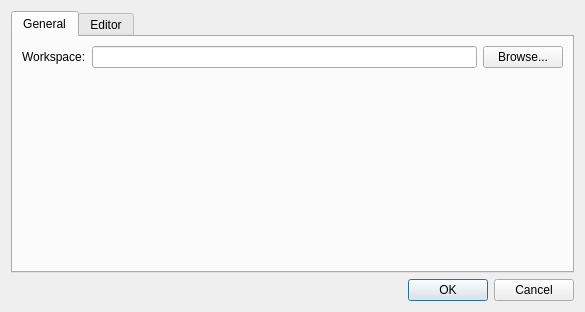
First picture: the form in mcbuilder/trunk/layouts/preferences.ui, repository makingthings/makecontroller, before the edit.
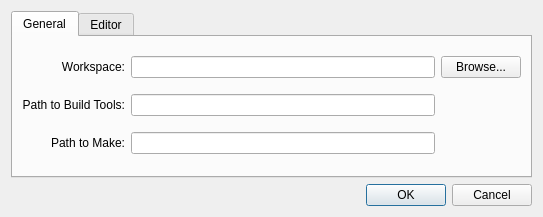
Second picture: the form after the edit.

Commit message: - change build process to use make (requires make to be installed at the moment) - change name: serial monitor to USB monitor - add save prompt before shutting down/building

```diff
--- a/mcbuilder/trunk/layouts/preferences.ui
+++ b/mcbuilder/trunk/layouts/preferences.ui
@@ -5,8 +5,8 @@
    <rect>
     <x>0</x>
     <y>0</y>
-    <width>585</width>
-    <height>312</height>
+    <width>543</width>
+    <height>217</height>
    </rect>
   </property>
   <property name="windowTitle" >
@@ -38,24 +38,14 @@
          <property name="text" >
           <string>Workspace:</string>
          </property>
+         <property name="alignment" >
+          <set>Qt::AlignRight|Qt::AlignTrailing|Qt::AlignVCenter</set>
+         </property>
          <property name="buddy" >
           <cstring>workspaceEdit</cstring>
          </property>
         </widget>
        </item>
-       <item row="1" column="1" >
-        <spacer>
-         <property name="orientation" >
-          <enum>Qt::Vertical</enum>
-         </property>
-         <property name="sizeHint" >
-          <size>
-           <width>20</width>
-           <height>40</height>
-          </size>
-         </property>
-        </spacer>
-       </item>
        <item row="0" column="2" >
         <widget class="QPushButton" name="browseWorkspaceButton" >
          <property name="text" >
@@ -63,6 +53,41 @@
          </property>
         </widget>
        </item>
+       <item row="1" column="0" >
+        <widget class="QLabel" name="label_3" >
+         <property name="toolTip" >
+          <string>Path to compiler tools (gcc, etc).</string>
+         </property>
+         <property name="text" >
+          <string>Path to Build Tools:</string>
+         </property>
+         <property name="alignment" >
+          <set>Qt::AlignRight|Qt::AlignTrailing|Qt::AlignVCenter</set>
+         </property>
+         <property name="buddy" >
+          <cstring>toolchainPathEdit</cstring>
+         </property>
+        </widget>
+       </item>
+       <item row="1" column="1" >
+        <widget class="QLineEdit" name="toolchainPathEdit" />
+       </item>
+       <item row="2" column="0" >
+        <widget class="QLabel" name="label_4" >
+         <property name="toolTip" >
+          <string>Path to util tools (make, etc).</string>
+         </property>
+         <property name="text" >
+          <string>Path to Make:</string>
+         </property>
+         <property name="alignment" >
+          <set>Qt::AlignRight|Qt::AlignTrailing|Qt::AlignVCenter</set>
+         </property>
+        </widget>
+       </item>
+       <item row="2" column="1" >
+        <widget class="QLineEdit" name="lineEdit" />
+       </item>
       </layout>
      </widget>
      <widget class="QWidget" name="editorTab" >
```
Left out of the diff: 6 changed lines with no effect on the pictures. The commit also changes 14 other files.
